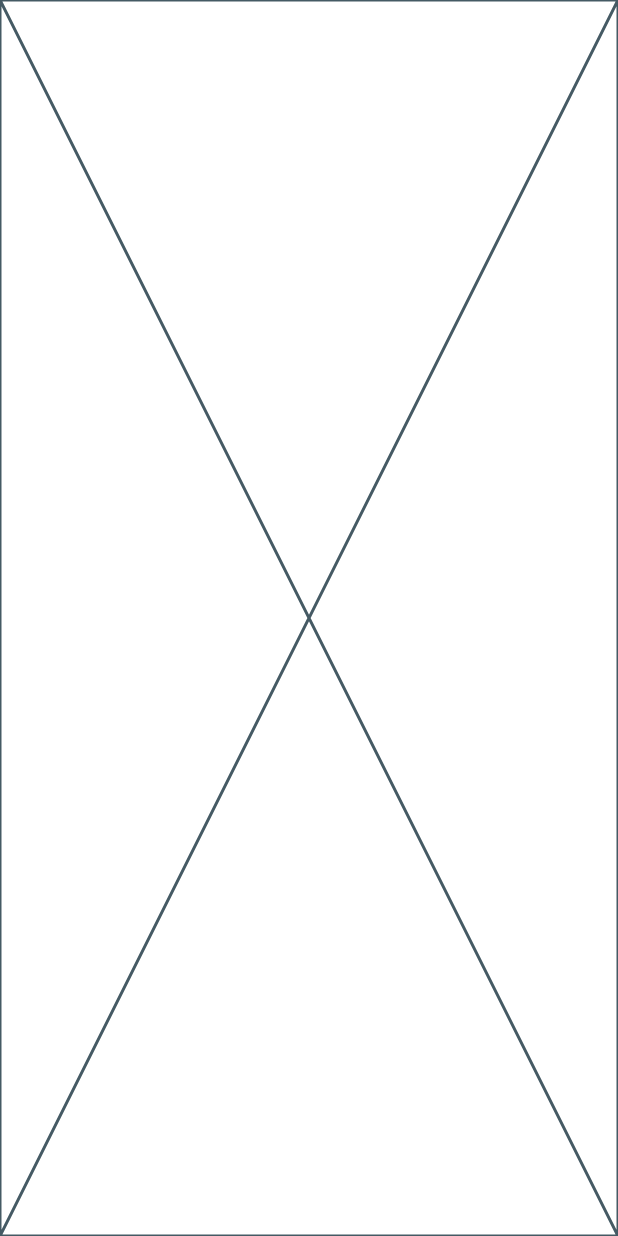
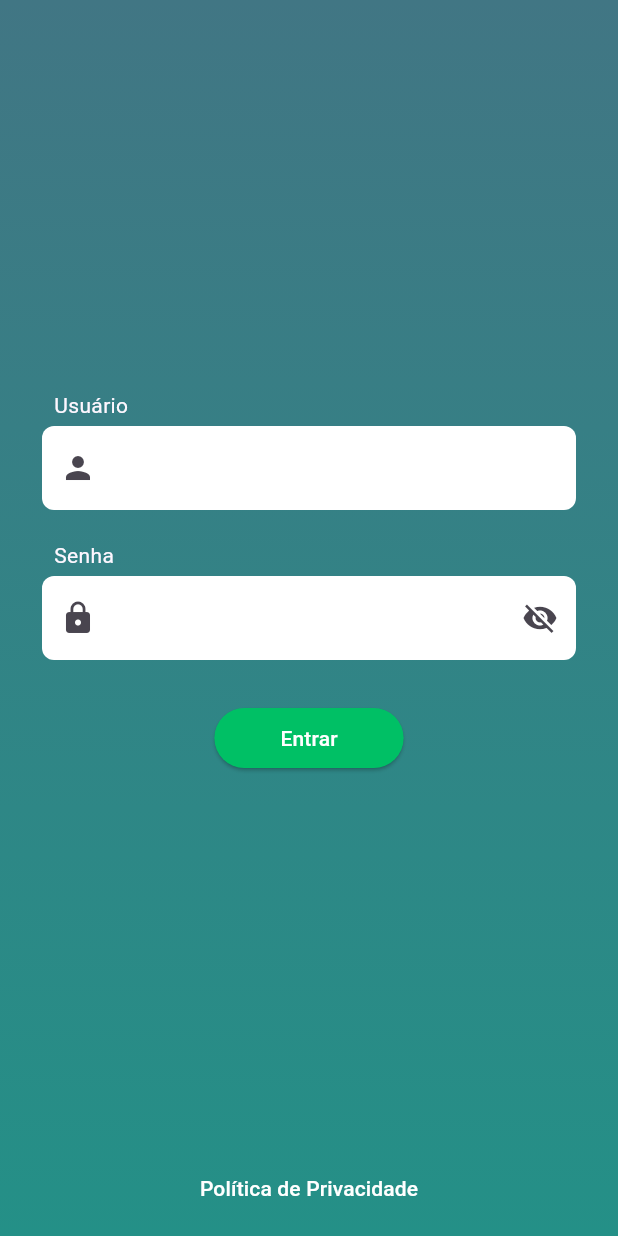
Before and after one commit to DaniFBN/target_project, a Flutter app: the screen it shows after launch, on a phone screen of 412 x 824 dp. Run offline on Flutter 3.47's test engine with Material 2 defaults, Android fonts, the phone set to English and light mode, and no system bars.

Commit message:
feat: login page design

```diff
--- a/lib/app/app_widget.dart
+++ b/lib/app/app_widget.dart
@@ -1,5 +1,7 @@
 import 'package:flutter/material.dart';
 
+import 'core/shared/themes/app_theme.dart';
+import 'pages/home_page.dart';
 import 'pages/login_page.dart';
 
 class AppWidget extends StatelessWidget {
@@ -8,9 +10,11 @@ class AppWidget extends StatelessWidget {
   @override
   Widget build(BuildContext context) {
     return MaterialApp(
+      theme: AppTheme.light,
       initialRoute: '/',
       routes: {
         '/': (_) => const LoginPage(),
+        '/home': (_) => const HomePage(),
       },
     );
   }
--- /dev/null
+++ b/lib/app/core/shared/themes/app_theme.dart
@@ -0,0 +1,36 @@
+import 'package:flutter/material.dart';
+
+import 'color_extension.dart';
+
+abstract class AppTheme {
+  static final light = ThemeData(
+    useMaterial3: true,
+    elevatedButtonTheme: ElevatedButtonThemeData(
+      style: ElevatedButton.styleFrom(
+        foregroundColor: Colors.white,
+        backgroundColor: const Color(0xFF00c065),
+      ),
+    ),
+    textButtonTheme: TextButtonThemeData(
+      style: TextButton.styleFrom(
+        foregroundColor: Colors.white,
+      ),
+    ),
+    inputDecorationTheme: const InputDecorationTheme(
+      filled: true,
+      fillColor: Colors.white,
+      border: OutlineInputBorder(
+        borderSide: BorderSide.none,
+        borderRadius: BorderRadius.all(Radius.circular(8)),
+      ),
+    ),
+    extensions: const [
+      ColorExtension(
+        gradient: [
+          Color(0xFF417684),
+          Color(0xFF249087),
+        ],
+      ),
+    ],
+  );
+}
--- /dev/null
+++ b/lib/app/core/shared/themes/color_extension.dart
@@ -0,0 +1,27 @@
+import 'package:flutter/material.dart';
+
+class ColorExtension extends ThemeExtension<ColorExtension> {
+  final List<Color> gradient;
+
+  const ColorExtension({
+    required this.gradient,
+  });
+
+  @override
+  ThemeExtension<ColorExtension> lerp(
+    covariant ThemeExtension<ColorExtension>? other,
+    double t,
+  ) {
+    if (other == null || t < 0.5) return this;
+    return other;
+  }
+
+  @override
+  ColorExtension copyWith({
+    List<Color>? gradient,
+  }) {
+    return ColorExtension(
+      gradient: gradient ?? this.gradient,
+    );
+  }
+}
--- /dev/null
+++ b/lib/app/core/shared/widgets/tg_password_field.dart
@@ -0,0 +1,43 @@
+import 'package:flutter/material.dart';
+
+import 'tg_text_field.dart';
+
+class TgPasswordField extends StatefulWidget {
+  const TgPasswordField({
+    super.key,
+    required this.label,
+    required this.controller,
+    this.prefixIcon,
+  });
+
+  final String label;
+  final TextEditingController controller;
+  final Widget? prefixIcon;
+
+  @override
+  State<TgPasswordField> createState() => _TgPasswordFieldState();
+}
+
+class _TgPasswordFieldState extends State<TgPasswordField> {
+  bool showPassword = false;
+
+  void toggleShowPassword() {
+    setState(() {
+      showPassword = !showPassword;
+    });
+  }
+
+  @override
+  Widget build(BuildContext context) {
+    return TgTextField(
+      label: widget.label,
+      controller: widget.controller,
+      prefixIcon: widget.prefixIcon,
+      obscureText: !showPassword,
+      suffixIcon: IconButton(
+        icon: Icon(showPassword ? Icons.visibility : Icons.visibility_off),
+        onPressed: toggleShowPassword,
+      ),
+    );
+  }
+}
--- /dev/null
+++ b/lib/app/core/shared/widgets/tg_text_field.dart
@@ -0,0 +1,45 @@
+import 'package:flutter/material.dart';
+
+class TgTextField extends StatelessWidget {
+  const TgTextField({
+    super.key,
+    required this.label,
+    required this.controller,
+    this.validator,
+    this.prefixIcon,
+    this.suffixIcon,
+    this.obscureText = false,
+  });
+
+  final String label;
+  final TextEditingController controller;
+  final String? Function(String? value)? validator;
+  final Widget? prefixIcon;
+  final Widget? suffixIcon;
+  final bool obscureText;
+
+  @override
+  Widget build(BuildContext context) {
+    final theme = Theme.of(context);
+
+    return Column(
+      crossAxisAlignment: CrossAxisAlignment.start,
+      children: [
+        Padding(
+          padding: const EdgeInsets.only(left: 8.0),
+          child: Text(label, style: theme.primaryTextTheme.bodyMedium),
+        ),
+        const SizedBox(height: 4),
+        TextFormField(
+          controller: controller,
+          validator: validator,
+          obscureText: obscureText,
+          decoration: InputDecoration(
+            prefixIcon: prefixIcon,
+            suffixIcon: suffixIcon,
+          ),
+        ),
+      ],
+    );
+  }
+}
--- /dev/null
+++ b/lib/app/pages/home_page.dart
@@ -0,0 +1,10 @@
+import 'package:flutter/material.dart';
+
+class HomePage extends StatelessWidget {
+  const HomePage({super.key});
+
+  @override
+  Widget build(BuildContext context) {
+    return const Placeholder();
+  }
+}
--- a/lib/app/pages/login_page.dart
+++ b/lib/app/pages/login_page.dart
@@ -1,10 +1,84 @@
 import 'package:flutter/material.dart';
 
-class LoginPage extends StatelessWidget {
+import '../core/shared/themes/color_extension.dart';
+import '../core/shared/widgets/tg_password_field.dart';
+import '../core/shared/widgets/tg_text_field.dart';
+
+class LoginPage extends StatefulWidget {
   const LoginPage({super.key});
 
   @override
+  State<LoginPage> createState() => _LoginPageState();
+}
+
+class _LoginPageState extends State<LoginPage> {
+  final formKey = GlobalKey<FormState>();
+
+  void login() {
+    final isValid = formKey.currentState!.validate();
+    if (!isValid) return;
+
+    Navigator.of(context).pushReplacementNamed('/home');
+  }
+
+  @override
   Widget build(BuildContext context) {
-    return const Placeholder();
+    final theme = Theme.of(context).extension<ColorExtension>()!;
+
+    return Scaffold(
+      body: DecoratedBox(
+        decoration: BoxDecoration(
+          gradient: LinearGradient(
+            begin: Alignment.topCenter,
+            end: Alignment.bottomCenter,
+            colors: theme.gradient,
+          ),
+        ),
+        child: Padding(
+          padding: const EdgeInsets.all(8.0),
+          child: Column(
+            children: [
+              const Spacer(),
+              Form(
+                key: formKey,
+                child: Padding(
+                  padding: const EdgeInsets.symmetric(horizontal: 20),
+                  child: Column(
+                    children: [
+                      TgTextField(
+                        label: 'Usuário',
+                        controller: TextEditingController(),
+                        prefixIcon: const Icon(Icons.person),
+                      ),
+                      const SizedBox(height: 20),
+                      TgPasswordField(
+                        label: 'Senha',
+                        controller: TextEditingController(),
+                        prefixIcon: const Icon(Icons.lock),
+                      ),
+                      const SizedBox(height: 28),
+                      ElevatedButton(
+                        onPressed: login,
+                        child: const Padding(
+                          padding: EdgeInsets.symmetric(horizontal: 20),
+                          child: Text('Entrar'),
+                        ),
+                      ),
+                    ],
+                  ),
+                ),
+              ),
+              const Spacer(),
+              TextButton(
+                onPressed: () {
+                  // TODO(danifbn): Open google.com
+                },
+                child: const Text('Política de Privacidade'),
+              ),
+            ],
+          ),
+        ),
+      ),
+    );
   }
 }
```
